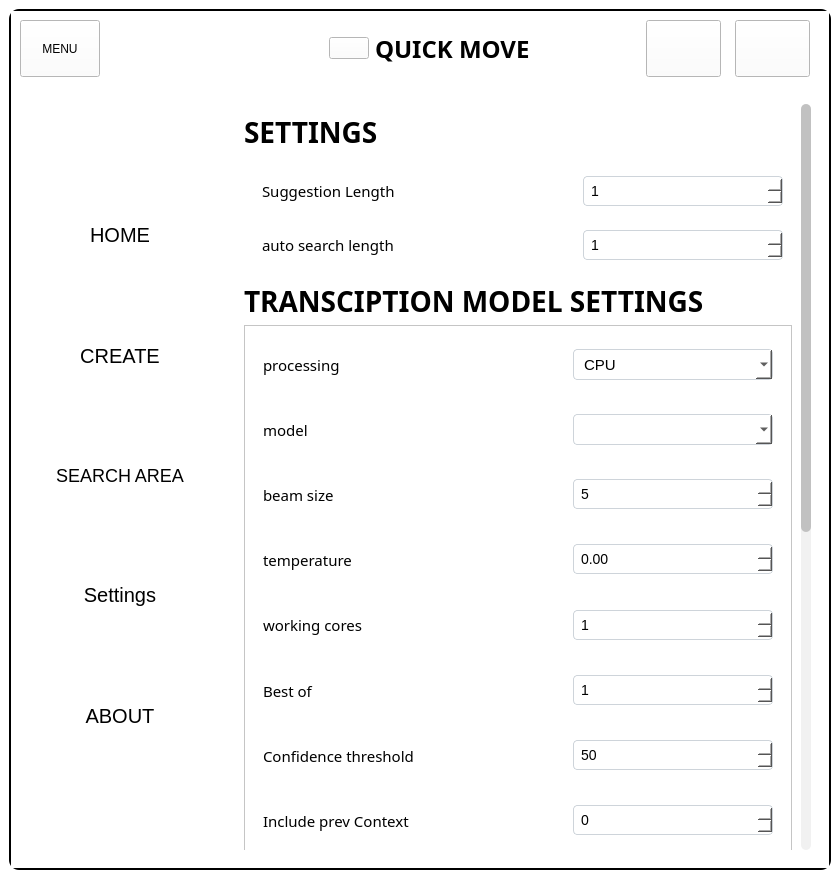
Qt form ui/MainWindow.ui (Achu-Worifung/quickMove) before a commit.
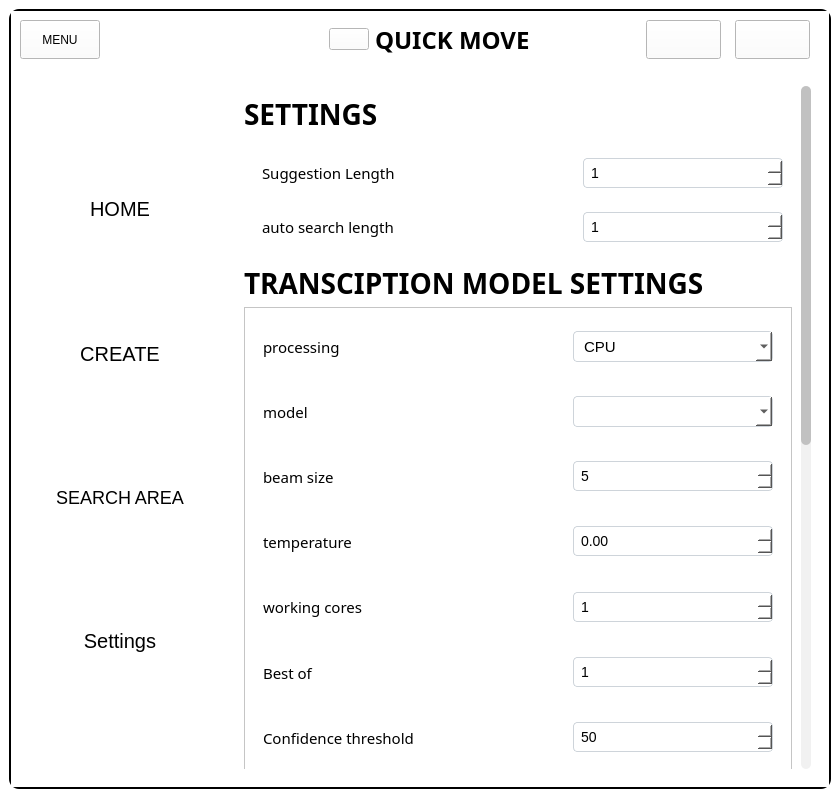
The same form after that commit. Icons and pictures are not drawn.

Commit message: added user feedback --added loading lable when modesl are loading

What changed in the file:
```diff
--- a/ui/MainWindow.ui
+++ b/ui/MainWindow.ui
@@ -7,7 +7,7 @@
     <x>0</x>
     <y>0</y>
     <width>840</width>
-    <height>879</height>
+    <height>798</height>
    </rect>
   </property>
   <property name="windowTitle">
@@ -505,40 +505,6 @@
                </property>
               </widget>
              </item>
-             <item>
-              <widget class="QPushButton" name="about">
-               <property name="sizePolicy">
-                <sizepolicy hsizetype="Expanding" vsizetype="Fixed">
-                 <horstretch>0</horstretch>
-                 <verstretch>0</verstretch>
-                </sizepolicy>
-               </property>
-               <property name="font">
-                <font>
-                 <pointsize>-1</pointsize>
-                 <weight>50</weight>
-                 <italic>false</italic>
-                 <bold>false</bold>
-                </font>
-               </property>
-               <property name="styleSheet">
-                <string notr="true"/>
-               </property>
-               <property name="text">
-                <string>ABOUT</string>
-               </property>
-               <property name="icon">
-                <iconset>
-                 <normaloff>../Icons/4470663_description_about_app_web_info_icon.ico</normaloff>../Icons/4470663_description_about_app_web_info_icon.ico</iconset>
-               </property>
-               <property name="iconSize">
-                <size>
-                 <width>35</width>
-                 <height>35</height>
-                </size>
-               </property>
-              </widget>
-             </item>
             </layout>
            </widget>
           </item>
@@ -2414,7 +2380,7 @@
                  <property name="geometry">
                   <rect>
                    <x>0</x>
-                   <y>-547</y>
+                   <y>0</y>
                    <width>566</width>
                    <height>1293</height>
                   </rect>
```
The commit also changes 2 other files.
